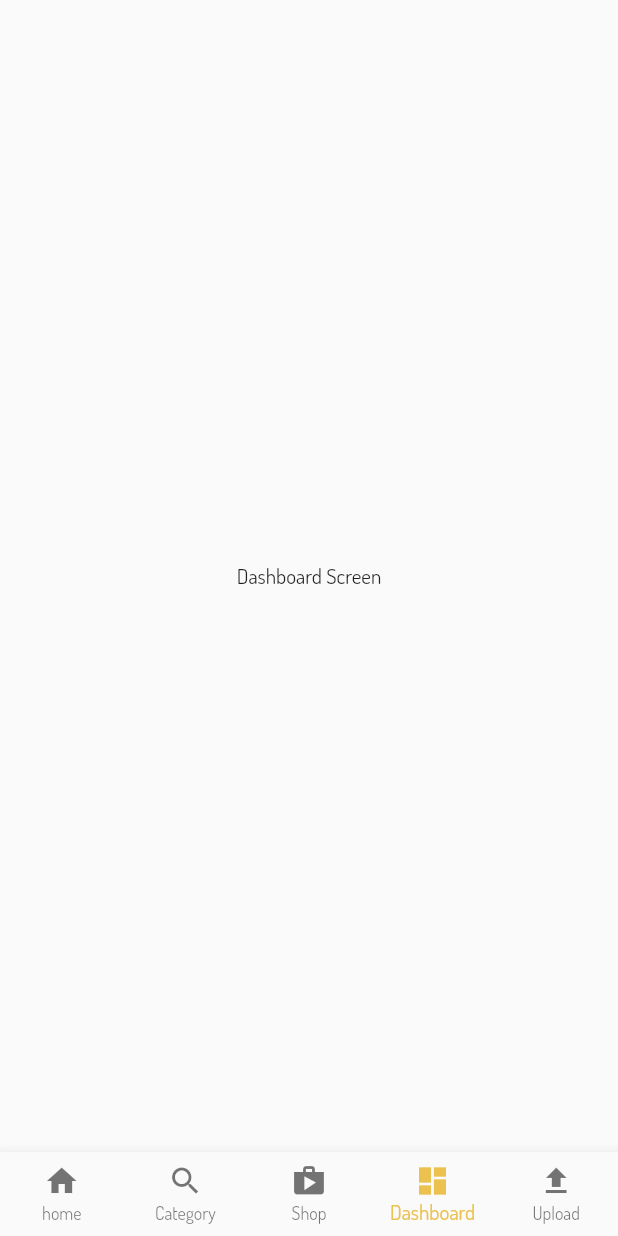
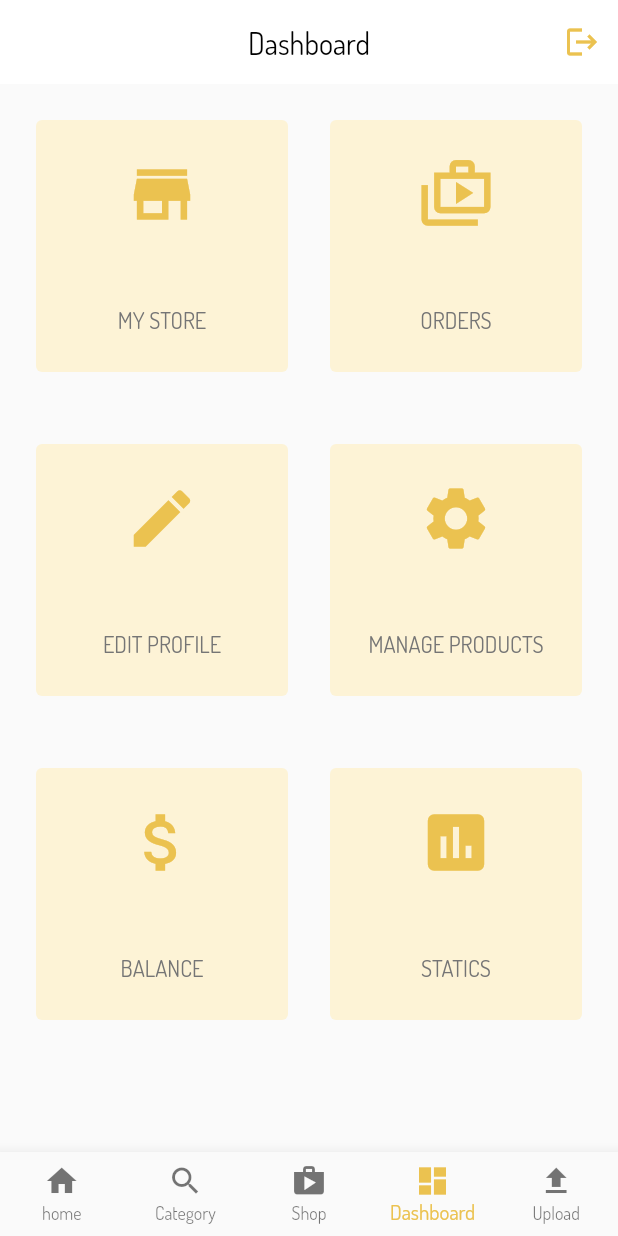
Before and after one commit to Hou-Yooni/yooni-flutter-frist, a Flutter app: the SellerHomeScreen screen opened by its route, item 4 of the bottom bar chosen, on a phone screen of 412 x 824 dp. Run offline on Flutter 3.47's test engine with Material 2 defaults, Android fonts, the phone set to English and light mode, and no system bars; our stand-ins replace cloud_firestore, firebase_auth, firebase_core, firebase_storage, image_picker; accounts and stored records are empty.

Commit message:
feat: create dashboard screen & design UI

```diff
--- a/lib/main.dart
+++ b/lib/main.dart
@@ -7,6 +7,7 @@ import 'package:flutter_project/views/auth/landing_customer_screen.dart';
 import 'package:flutter_project/views/auth/landing_seller_screen.dart';
 import 'package:flutter_project/views/auth/seller_login_screen.dart';
 import 'package:flutter_project/views/customer_home_screen.dart';
+import 'package:flutter_project/views/dashboard_screen.dart';
 import 'package:flutter_project/views/seller_home_screen.dart';
 
 void main() async {
@@ -31,13 +32,14 @@ class MyApp extends StatelessWidget {
         primarySwatch: Colors.blue,
         fontFamily: 'Dosis-Regular',
       ),
-      initialRoute: SellerHomeScreen.routeName,
+      initialRoute: DashboardScreen.routeName,
       routes: {
         CustomerHomeScreen.routeName: (context) => const CustomerHomeScreen(),
         LandingCustomerScreen.routeName: (context) => LandingCustomerScreen(),
         LandingSellerScreen.routeName: (context) => LandingSellerScreen(),
         SellerLoginScreen.routeName: (context) => SellerLoginScreen(),
         SellerHomeScreen.routeName: (context) => SellerHomeScreen(),
+        DashboardScreen.routeName: (context) => DashboardScreen(),
       },
     );
   }
--- /dev/null
+++ b/lib/views/dashboard_screen.dart
@@ -0,0 +1,89 @@
+import 'package:flutter/material.dart';
+
+// ignore: use_key_in_widget_constructors
+class DashboardScreen extends StatefulWidget {
+  static const String routeName = 'DashboardScreen';
+
+  @override
+  State<DashboardScreen> createState() => _DashboardScreenState();
+}
+
+class _DashboardScreenState extends State<DashboardScreen> {
+  List<String> title = [
+    'My Store',
+    'Orders',
+    'Edit Profile',
+    'Manage Products',
+    'Balance',
+    'Statics',
+  ];
+
+  List<IconData> icon = [
+    Icons.store,
+    Icons.shop_2_outlined,
+    Icons.edit,
+    Icons.settings,
+    Icons.attach_money,
+    Icons.insert_chart,
+  ];
+
+  @override
+  Widget build(BuildContext context) {
+    return Scaffold(
+      appBar: AppBar(
+        elevation: 0,
+        backgroundColor: Colors.white,
+        title: const Text(
+          'Dashboard',
+          style: TextStyle(
+            color: Colors.black,
+          ),
+        ),
+        centerTitle: true,
+        actions: [
+          IconButton(
+            onPressed: () {},
+            icon: const Icon(
+              Icons.logout,
+              color: Color.fromARGB(255, 235, 194, 80),
+            ),
+          ),
+        ],
+      ),
+      body: Padding(
+        padding: const EdgeInsets.all(20.0),
+        child: GridView.count(
+          crossAxisCount: 2,
+          mainAxisSpacing: 40,
+          crossAxisSpacing: 20,
+          children: List.generate(
+            6,
+            (index) {
+              return Card(
+                color: Colors.amber.shade100.withOpacity(0.5),
+                elevation: 0,
+                child: Column(
+                  mainAxisAlignment: MainAxisAlignment.spaceAround,
+                  children: [
+                    Icon(
+                      icon[index],
+                      size: 50,
+                      color: const Color.fromARGB(255, 235, 194, 80),
+                    ),
+                    Text(
+                      title[index].toUpperCase(),
+                      style: const TextStyle(
+                        fontSize: 15,
+                        color: Color.fromARGB(255, 117, 117, 117),
+                      ),
+                    ),
+                  ],
+                ),
+              );
+            },
+          ),
+        ),
+      ),
+    );
+  }
+}
--- a/lib/views/seller_home_screen.dart
+++ b/lib/views/seller_home_screen.dart
@@ -2,6 +2,7 @@
 
 import 'package:flutter/material.dart';
 import 'package:flutter_project/views/category_screen.dart';
+import 'package:flutter_project/views/dashboard_screen.dart';
 import 'package:flutter_project/views/home_screen.dart';
 
 class SellerHomeScreen extends StatefulWidget {
@@ -22,7 +23,7 @@ class _SellerHomeScreenState extends State<SellerHomeScreen> {
     HomeScreen(),
     CategoryScreen(),
     Center(child: Text('Shop Screen')),
-    Center(child: Text('Dashboard Screen')),
+    DashboardScreen(),
     Center(child: Text('Upload Screen')),
   ];
 
```
